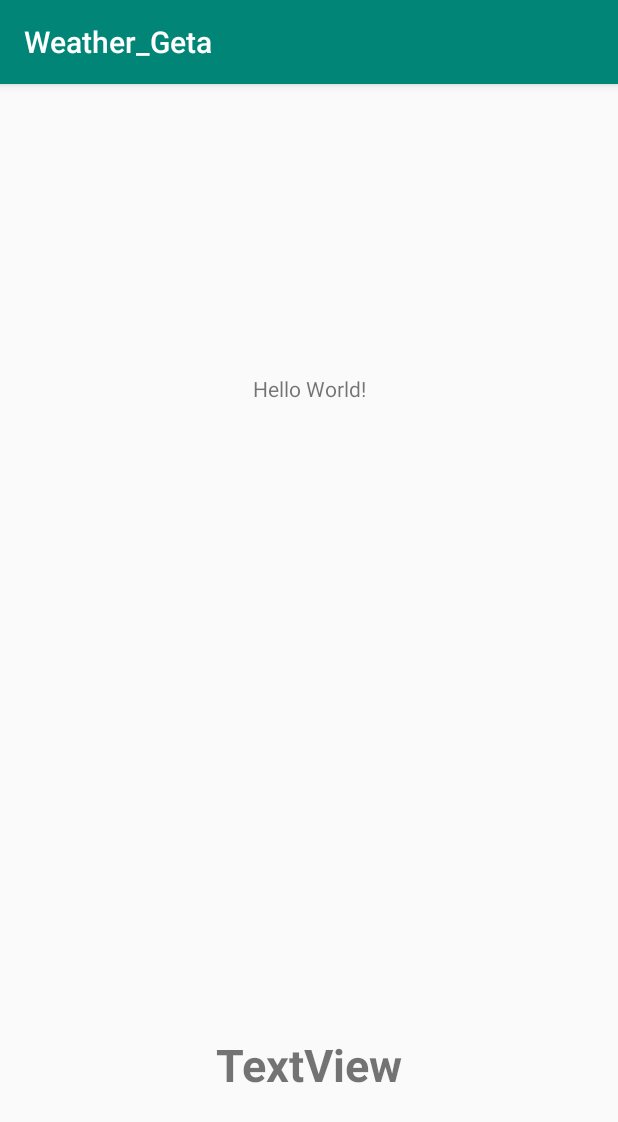
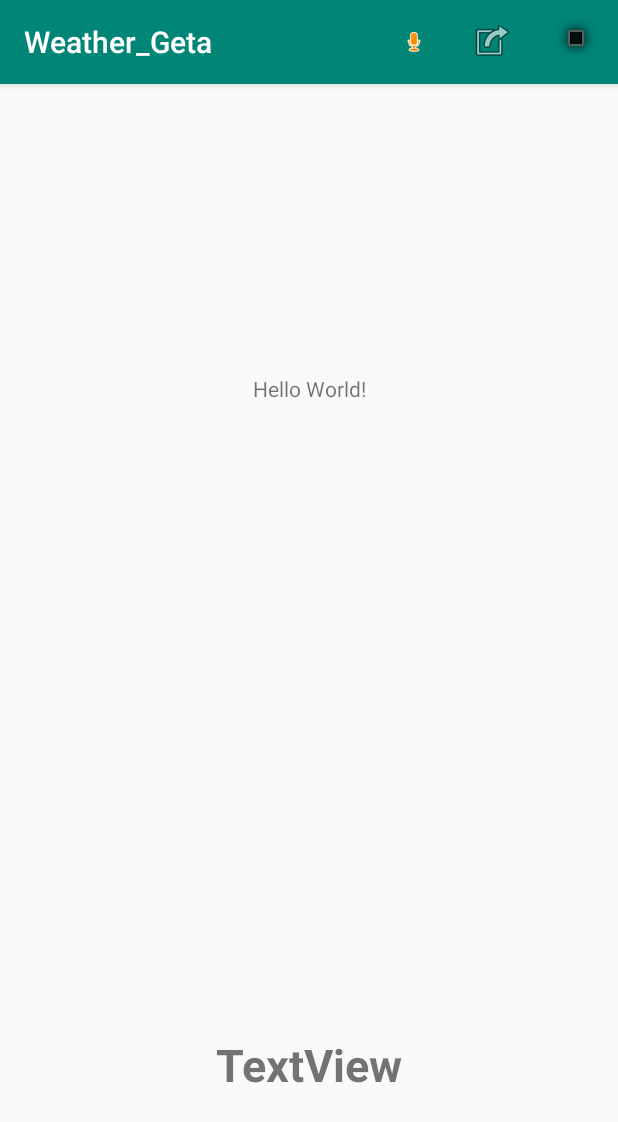
Before and after one commit to Bluewind12/Weather_Geta, an Android app: the screen it shows after launch (MainActivity), on a phone screen of 412 x 824 dp. Shown: the top 1122 px of the screen. Run offline under Robolectric (Android 15) with nearby library versions, the phone set to English and light mode, and no system bars.

```diff
--- /dev/null
+++ b/app/src/main/res/menu/main_option_menu.xml
@@ -0,0 +1,20 @@
+<?xml version="1.0" encoding="utf-8"?>
+<menu xmlns:android="http://schemas.android.com/apk/res/android"
+      xmlns:app="http://schemas.android.com/apk/res-auto">
+    <item
+            android:id="@+id/menu1"
+            android:title="@string/description"
+            android:icon="@android:drawable/presence_audio_away"
+            app:showAsAction="ifRoom"/>
+    <item
+            android:id="@+id/menu2"
+            android:title="@string/setting"
+            android:icon="@android:drawable/ic_menu_set_as"
+            app:showAsAction="ifRoom"/>
+    <item
+            android:id="@+id/menu3"
+            android:title="@string/privacy"
+            android:icon="@android:drawable/alert_dark_frame"
+            app:showAsAction="ifRoom"/>
+
+</menu>
--- a/app/src/main/res/values/strings.xml
+++ b/app/src/main/res/values/strings.xml
@@ -1,5 +1,6 @@
 <resources>
     <string name="app_name">Weather_Geta</string>
+    <!-- 天気 -->
     <string name="sunny_kan">晴れ</string>
     <string name="sunny">はれ</string>
     <string name="cloud_kan">曇り</string>
@@ -8,4 +9,19 @@
     <string name="lain">あめ</string>
     <string name="thunder_kan">雷</string>
     <string name="thunder">かみなり</string>
+
+    <!-- オプションメニュー -->
+    <string name="description">説明</string>
+    <string name="setting">設定</string>
+    <string name="privacy">プライバシーポリシーなど</string>
+    <string name="privacy_description">[プライバシーポリシー]¥n[使用素材]についてのページを開きます。¥nよろしいですか？</string>
+
+    <!-- URL -->
+    <string name="privacy_url">http://</string>
+
+    <!-- 広告系 -->
+    <string name="adsID_banner">1000</string>
+    <string name="adsID_popup">1000</string>
+    <string name="adsKey">1000</string>
+
 </resources>
```
Also changed, not shown: app/src/main/java/momonyan/weather_geta/MainActivity.kt (+40 -0 lines).
